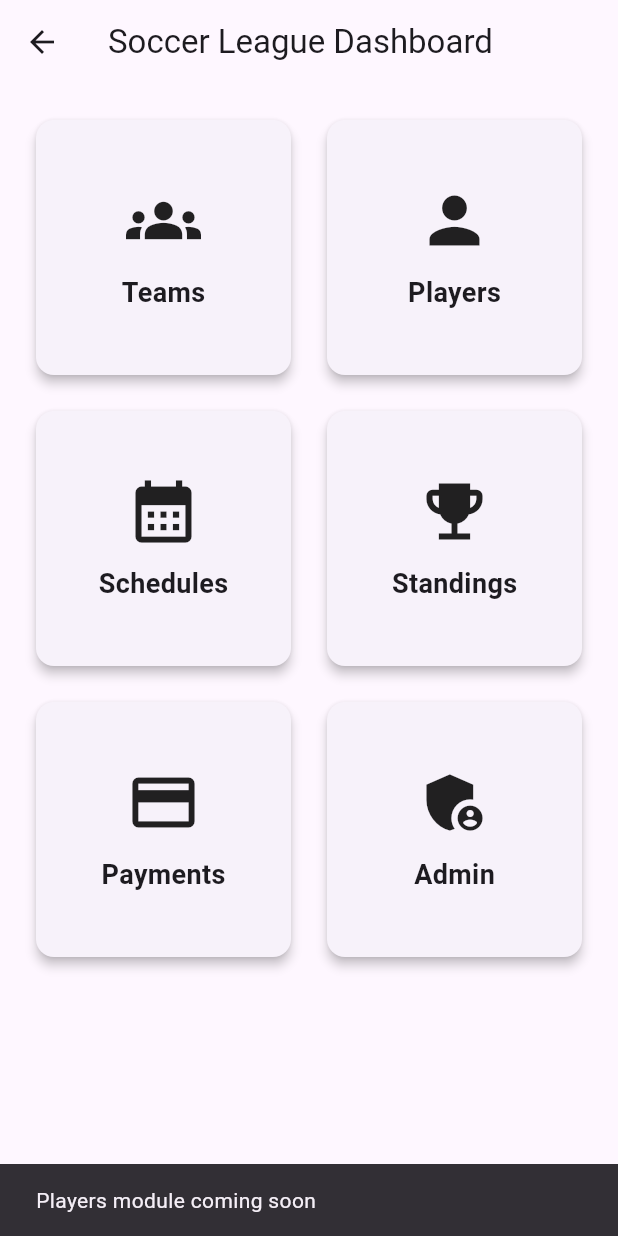
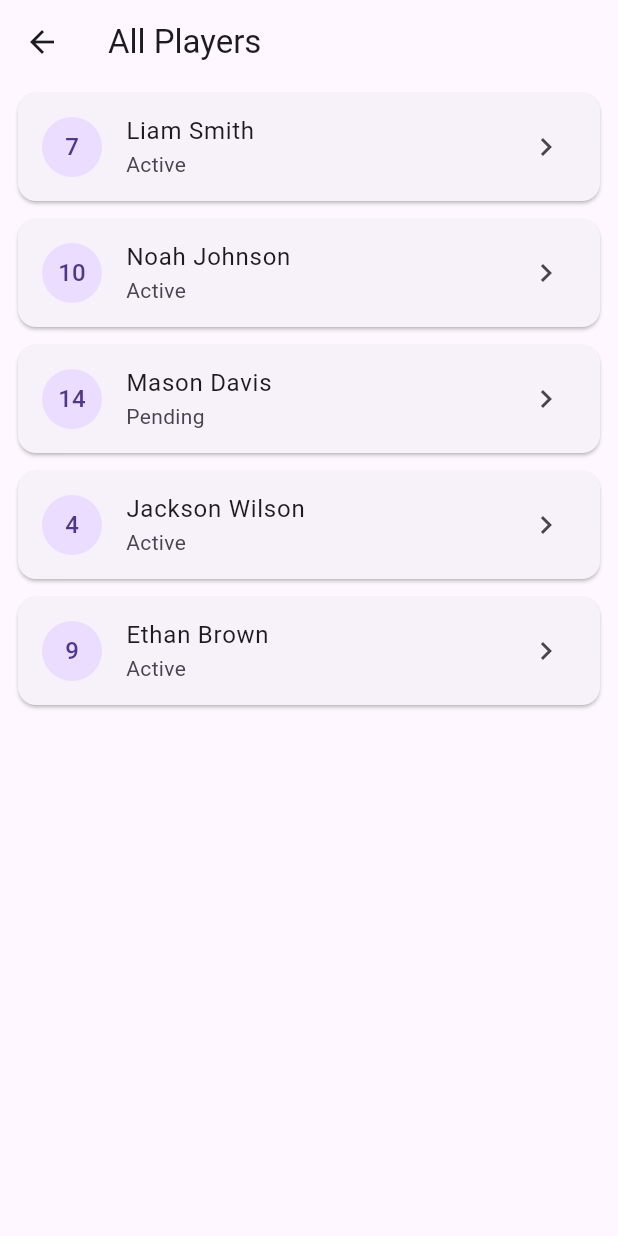
Before and after one commit to lJasonl/Soccer-League-App, a Flutter app: the DashboardScreen screen opened by its route, after a tap on "Players", on a phone screen of 412 x 824 dp. Run offline on Flutter 3.47's test engine with Material 3 defaults, Android fonts, the phone set to English and light mode, and no system bars.

```diff
--- a/mobile/lib/screens/dashboard/dashboard_screen.dart
+++ b/mobile/lib/screens/dashboard/dashboard_screen.dart
@@ -1,4 +1,7 @@
 import 'package:flutter/material.dart';
+
+import '../players/players_screen.dart';
+import '../teams/teams_screen.dart';
 
 class DashboardScreen extends StatelessWidget {
   const DashboardScreen({super.key});
@@ -20,32 +23,51 @@ class DashboardScreen extends StatelessWidget {
               context,
               'Teams',
               Icons.groups,
-              '/teams',
+              () {
+                Navigator.push(
+                  context,
+                  MaterialPageRoute(
+                    builder: (_) => const TeamsScreen(),
+                  ),
+                );
+              },
             ),
             _menuCard(
               context,
               'Players',
               Icons.person,
+              () {
+                Navigator.push(
+                  context,
+                  MaterialPageRoute(
+                    builder: (_) => const PlayersScreen(),
+                  ),
+                );
+              },
             ),
             _menuCard(
               context,
               'Schedules',
               Icons.calendar_month,
+              null,
             ),
             _menuCard(
               context,
               'Standings',
               Icons.emoji_events,
+              null,
             ),
             _menuCard(
               context,
               'Payments',
               Icons.payment,
+              null,
             ),
             _menuCard(
               context,
               'Admin',
               Icons.admin_panel_settings,
+              null,
             ),
           ],
         ),
@@ -56,27 +78,20 @@ class DashboardScreen extends StatelessWidget {
   Widget _menuCard(
     BuildContext context,
     String title,
-    IconData icon, [
-    String? route,
-  ]) {
+    IconData icon,
+    VoidCallback? onTap,
+  ) {
     return InkWell(
-      onTap: () {
-        if (route != null) {
-          Navigator.pushNamed(context, route);
-        } else {
-          ScaffoldMessenger.of(context).showSnackBar(
-            SnackBar(
-              content: Text('$title module coming soon'),
-            ),
-          );
-        }
-      },
+      onTap: onTap,
       child: Card(
         elevation: 3,
         child: Column(
           mainAxisAlignment: MainAxisAlignment.center,
           children: [
-            Icon(icon, size: 50),
+            Icon(
+              icon,
+              size: 50,
+            ),
             const SizedBox(height: 10),
             Text(
               title,
--- /dev/null
+++ b/mobile/lib/screens/players/players_screen.dart
@@ -0,0 +1,56 @@
+import 'package:flutter/material.dart';
+
+import '../../services/league_data_service.dart';
+import 'player_details_screen.dart';
+
+class PlayersScreen extends StatelessWidget {
+  const PlayersScreen({super.key});
+
+  @override
+  Widget build(BuildContext context) {
+    final players = LeagueDataService.players;
+
+    return Scaffold(
+      appBar: AppBar(
+        title: const Text('All Players'),
+      ),
+      body: ListView.builder(
+        itemCount: players.length,
+        itemBuilder: (context, index) {
+          final player = players[index];
+
+          return Card(
+            margin: const EdgeInsets.symmetric(
+              horizontal: 12,
+              vertical: 6,
+            ),
+            child: ListTile(
+              leading: CircleAvatar(
+                child: Text(
+                  player.jerseyNumber.toString(),
+                ),
+              ),
+              title: Text(player.fullName),
+              subtitle: Text(
+                player.registrationStatus,
+              ),
+              trailing: const Icon(
+                Icons.chevron_right,
+              ),
+              onTap: () {
+                Navigator.push(
+                  context,
+                  MaterialPageRoute(
+                    builder: (_) => PlayerDetailsScreen(
+                      player: player,
+                    ),
+                  ),
+                );
+              },
+            ),
+          );
+        },
+      ),
+    );
+  }
+}
```
Also changed, not shown: mobile/lib/screens/teams/add_team_screen.dart (added, +129 -0 lines), mobile/lib/screens/teams/teams_screen.dart (+25 -4 lines), mobile/lib/services/team_data_service.dart (added, +11 -0 lines).
